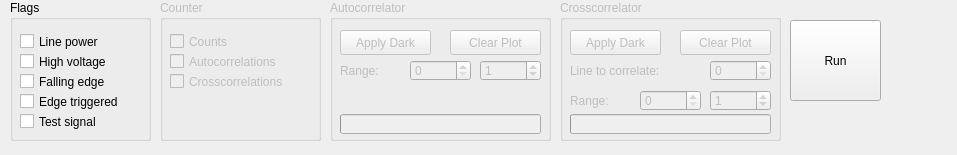
ahp-electronics/xc-gui, file line.ui: the form before one commit.
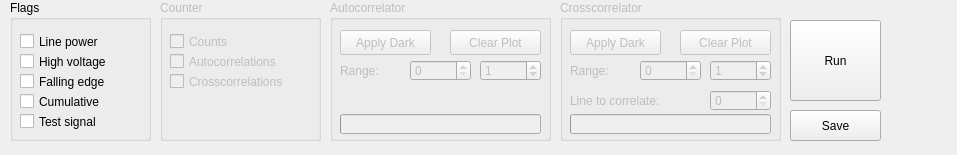
The form after the commit.

What changed in the file:
```diff
--- a/line.ui
+++ b/line.ui
@@ -74,7 +74,7 @@
      </rect>
     </property>
     <property name="text">
-     <string>Edge triggered</string>
+     <string>Cumulative</string>
     </property>
    </widget>
    <widget class="QCheckBox" name="test">
@@ -298,7 +298,7 @@
     <property name="geometry">
      <rect>
       <x>10</x>
-      <y>90</y>
+      <y>60</y>
       <width>61</width>
       <height>21</height>
      </rect>
@@ -311,7 +311,7 @@
     <property name="geometry">
      <rect>
       <x>80</x>
-      <y>90</y>
+      <y>60</y>
       <width>61</width>
       <height>21</height>
      </rect>
@@ -337,7 +337,7 @@
     <property name="geometry">
      <rect>
       <x>150</x>
-      <y>90</y>
+      <y>60</y>
       <width>61</width>
       <height>21</height>
      </rect>
@@ -350,7 +350,7 @@
     <property name="geometry">
      <rect>
       <x>10</x>
-      <y>60</y>
+      <y>90</y>
       <width>131</width>
       <height>21</height>
      </rect>
@@ -363,13 +363,26 @@
     <property name="geometry">
      <rect>
       <x>150</x>
-      <y>60</y>
+      <y>90</y>
       <width>61</width>
       <height>21</height>
      </rect>
     </property>
    </widget>
   </widget>
+  <widget class="QPushButton" name="Save">
+   <property name="geometry">
+    <rect>
+     <x>790</x>
+     <y>110</y>
+     <width>91</width>
+     <height>31</height>
+    </rect>
+   </property>
+   <property name="text">
+    <string>Save</string>
+   </property>
+  </widget>
  </widget>
  <resources/>
  <connections/>
```
